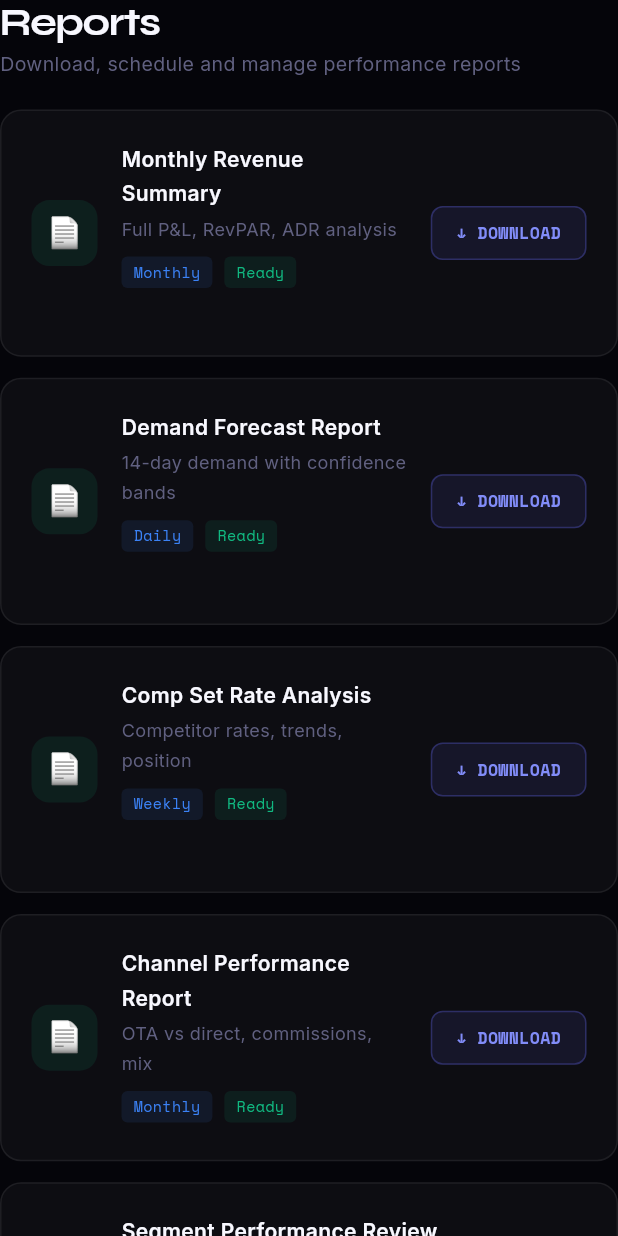
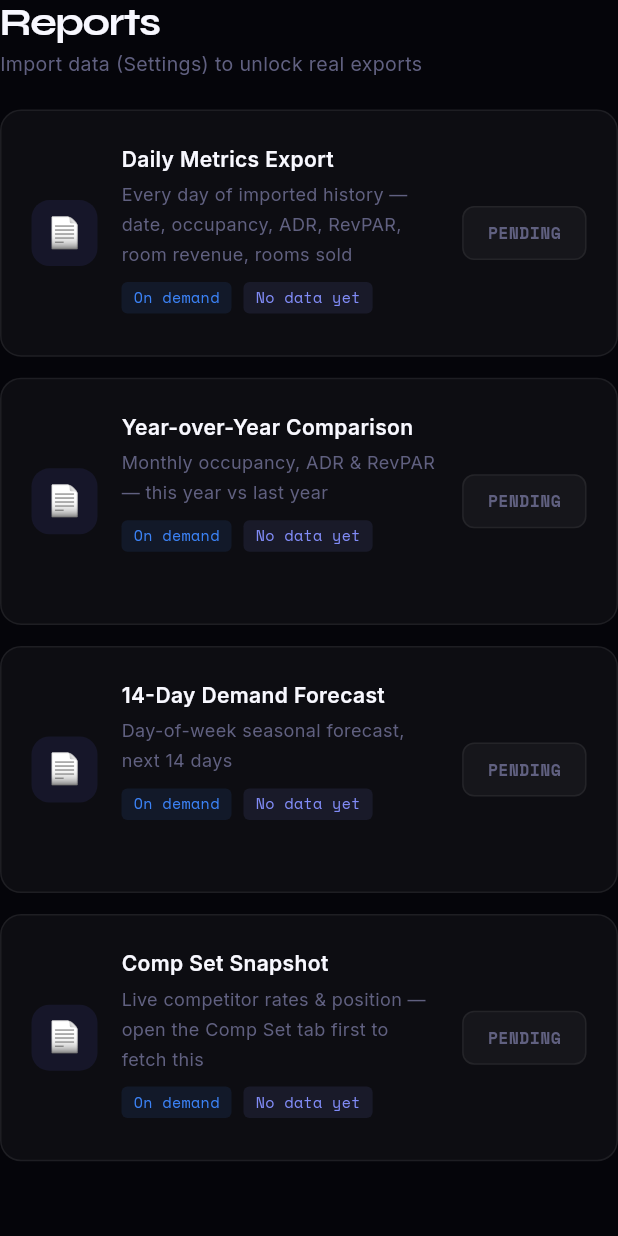
Before and after one commit to Ved2009/hotel-iq, a Flutter app: the ReportsTab widget shown alone on an empty page, opened directly, on a phone screen of 412 x 824 dp. Run offline on Flutter 3.47's test engine with Material 3 defaults, Android fonts, the phone set to English and light mode, and no system bars; our stand-ins replace fl_chart, google_fonts, shared_preferences; missing offline and left inert: dart:html; accounts and stored records are empty; network calls fail.

Commit message:
feat: Reports tab downloads real CSVs instead of faking it
The old version listed six report cards (Monthly Revenue Summary,
Channel Performance, Segment Review, etc.) where "Download" just ran
a 1.2s fake spinner and said "SAVED" without producing a file — worse
than mock data, since it actively pretended to do something real.

Replaced with four reports that actually generate and download real
CSVs from live app state via dart:html Blob + anchor download:
- Daily Metrics Export — full imported history
- Year-over-Year Comparison — monthly agg, this year vs last year
- 14-Day Demand Forecast — the real seasonal forecast
- Comp Set Snapshot — live compset analysis (available once the Comp
  Set tab has been opened this session)

Dropped Monthly Revenue Summary (needs P&L/cost data), Channel
Performance, and Segment Performance Review — same as Revenue tab,
no channel/segment/cost data exists in the imported PMS export to
build these honestly. Each card shows "No data yet" and disables
download until its data source is actually available, instead of
always claiming "Ready."

Co-Authored-By: Claude Sonnet 5 <noreply@anthropic.com>

```diff
--- a/flutter_app/lib/providers/app_provider.dart
+++ b/flutter_app/lib/providers/app_provider.dart
@@ -202,6 +202,7 @@ class AppProvider extends ChangeNotifier {
   }
 
   Map<String, dynamic>? _compsetAnalysis;
+  Map<String, dynamic>? get compsetAnalysis => _compsetAnalysis;
 
   Future<void> _loadCompsetAnalysis() async {
     final rooms = _property?.rooms ?? [];
--- a/flutter_app/lib/screens/dashboard/tabs/reports_tab.dart
+++ b/flutter_app/lib/screens/dashboard/tabs/reports_tab.dart
@@ -1,8 +1,99 @@
+import 'dart:convert';
+import 'dart:html' as html;
 import 'package:flutter/material.dart';
 import 'package:google_fonts/google_fonts.dart';
-import '../../../data/mock_data.dart';
+import 'package:provider/provider.dart';
+import '../../../providers/app_provider.dart';
 import '../../../theme/app_theme.dart';
 import '../../../widgets/section_header.dart';
+
+void _downloadCsv(String filename, String csv) {
+  final bytes = utf8.encode(csv);
+  final blob = html.Blob([bytes], 'text/csv');
+  final url = html.Url.createObjectUrlFromBlob(blob);
+  html.AnchorElement(href: url)
+    ..setAttribute('download', filename)
+    ..click();
+  html.Url.revokeObjectUrl(url);
+}
+
+String _csvRow(List<Object?> cells) =>
+    cells.map((c) => c == null ? '' : c.toString()).join(',');
+
+class _ReportDef {
+  final String name;
+  final String desc;
+  final String freq;
+  final bool Function(AppProvider) available;
+  final String Function(AppProvider) buildCsv;
+  const _ReportDef({
+    required this.name, required this.desc, required this.freq,
+    required this.available, required this.buildCsv,
+  });
+}
+
+final List<_ReportDef> _reportDefs = [
+  _ReportDef(
+    name: 'Daily Metrics Export',
+    desc: 'Every day of imported history — date, occupancy, ADR, RevPAR, room revenue, rooms sold',
+    freq: 'On demand',
+    available: (p) => p.hasRealHistory,
+    buildCsv: (p) {
+      final rows = [_csvRow(['date', 'occupancy', 'adr', 'revpar', 'roomRevenue', 'fbRevenue', 'roomsSold'])];
+      for (final r in p.dailyHistory) {
+        rows.add(_csvRow([r['date'], r['occupancy'], r['adr'], r['revpar'], r['roomRevenue'], r['fbRevenue'], r['roomsSold']]));
+      }
+      return rows.join('\n');
+    },
+  ),
+  _ReportDef(
+    name: 'Year-over-Year Comparison',
+    desc: 'Monthly occupancy, ADR & RevPAR — this year vs last year',
+    freq: 'On demand',
+    available: (p) => p.monthlyHistory.length > 1,
+    buildCsv: (p) {
+      final rows = [_csvRow(['month', 'occupancy', 'adr', 'revpar', 'roomRevenue', 'fbRevenue'])];
+      for (final m in p.monthlyHistory) {
+        rows.add(_csvRow([m['month'], m['occupancy'], m['adr'], m['revpar'], m['roomRevenue'], m['fbRevenue']]));
+      }
+      return rows.join('\n');
+    },
+  ),
+  _ReportDef(
+    name: '14-Day Demand Forecast',
+    desc: 'Day-of-week seasonal forecast, next 14 days',
+    freq: 'On demand',
+    available: (p) => p.hasRealHistory,
+    buildCsv: (p) {
+      final rows = [_csvRow(['date', 'weekday', 'forecastDemandPct', 'historicalSamples'])];
+      for (final d in p.forecastNext14Days) {
+        final date = d['date'] as DateTime;
+        rows.add(_csvRow([
+          '${date.year}-${date.month.toString().padLeft(2, '0')}-${date.day.toString().padLeft(2, '0')}',
+          d['weekday'], d['demand'], d['sampleCount'],
+        ]));
+      }
+      return rows.join('\n');
+    },
+  ),
+  _ReportDef(
+    name: 'Comp Set Snapshot',
+    desc: 'Live competitor rates & position — open the Comp Set tab first to fetch this',
+    freq: 'On demand',
+    available: (p) => p.compsetAnalysis != null,
+    buildCsv: (p) {
+      final a = p.compsetAnalysis!;
+      final rows = [_csvRow(['metric', 'value'])];
+      rows.add(_csvRow(['avgComp', a['avgComp']]));
+      rows.add(_csvRow(['maxRate', a['maxRate']]));
+      rows.add(_csvRow(['minRate', a['minRate']]));
+      rows.add(_csvRow(['position', a['position']]));
+      rows.add(_csvRow(['parity%', a['parity']]));
+      rows.add(_csvRow(['suggestion', a['suggestion']]));
+      return rows.join('\n');
+    },
+  ),
+];
 
 class ReportsTab extends StatefulWidget {
   const ReportsTab({super.key});
@@ -16,10 +107,13 @@ class _ReportsTabState extends State<ReportsTab> {
 
   @override
   Widget build(BuildContext context) {
+    final prov = context.watch<AppProvider>();
     return Column(crossAxisAlignment: CrossAxisAlignment.start, children: [
-      const SectionHeader(
+      SectionHeader(
         title: 'Reports',
-        sub: 'Download, schedule and manage performance reports',
+        sub: prov.hasRealHistory
+            ? 'Real CSV exports from your imported history'
+            : 'Import data (Settings) to unlock real exports',
         live: false,
       ),
       const SizedBox(height: 20),
@@ -32,16 +126,23 @@ class _ReportsTabState extends State<ReportsTab> {
           crossAxisSpacing: 14,
           mainAxisSpacing: 14,
           childAspectRatio: cols == 2 ? 3 : 2.5,
-          children: reports.map((r) => _ReportCard(
+          children: _reportDefs.map((r) {
+            final isReady = r.available(prov);
+            return _ReportCard(
               report: r,
+              isReady: isReady,
               downloading: _downloading == r.name,
               onDownload: () async {
-              if (r.status != 'Ready') return;
+                if (!isReady) return;
                 setState(() => _downloading = r.name);
-              await Future.delayed(const Duration(milliseconds: 1200));
+                final csv = r.buildCsv(prov);
+                final slug = r.name.toLowerCase().replaceAll(RegExp(r'[^a-z0-9]+'), '-');
+                _downloadCsv('$slug.csv', csv);
+                await Future.delayed(const Duration(milliseconds: 600));
                 if (mounted) setState(() => _downloading = null);
               },
-          )).toList(),
+            );
+          }).toList(),
         );
       }),
     ]);
@@ -49,16 +150,15 @@ class _ReportsTabState extends State<ReportsTab> {
 }
 
 class _ReportCard extends StatelessWidget {
-  final ReportItem report;
+  final _ReportDef report;
+  final bool isReady;
   final bool downloading;
   final VoidCallback onDownload;
 
-  const _ReportCard({required this.report, required this.downloading, required this.onDownload});
+  const _ReportCard({required this.report, required this.isReady, required this.downloading, required this.onDownload});
 
   @override
   Widget build(BuildContext context) {
-    final isReady = report.status == 'Ready';
-
     return Container(
       padding: const EdgeInsets.fromLTRB(20, 20, 20, 20),
       decoration: BoxDecoration(
@@ -88,7 +188,7 @@ class _ReportCard extends StatelessWidget {
           Row(children: [
             _Badge(text: report.freq, color: C.blue),
             const SizedBox(width: 8),
-            _Badge(text: report.status, color: isReady ? C.green : const Color(0xFF818CF8)),
+            _Badge(text: isReady ? 'Ready' : 'No data yet', color: isReady ? C.green : const Color(0xFF818CF8)),
           ]),
         ])),
         const SizedBox(width: 16),
```
Also changed, not shown: 3 other files. Lines whose indentation alone changed are shown as unchanged.
